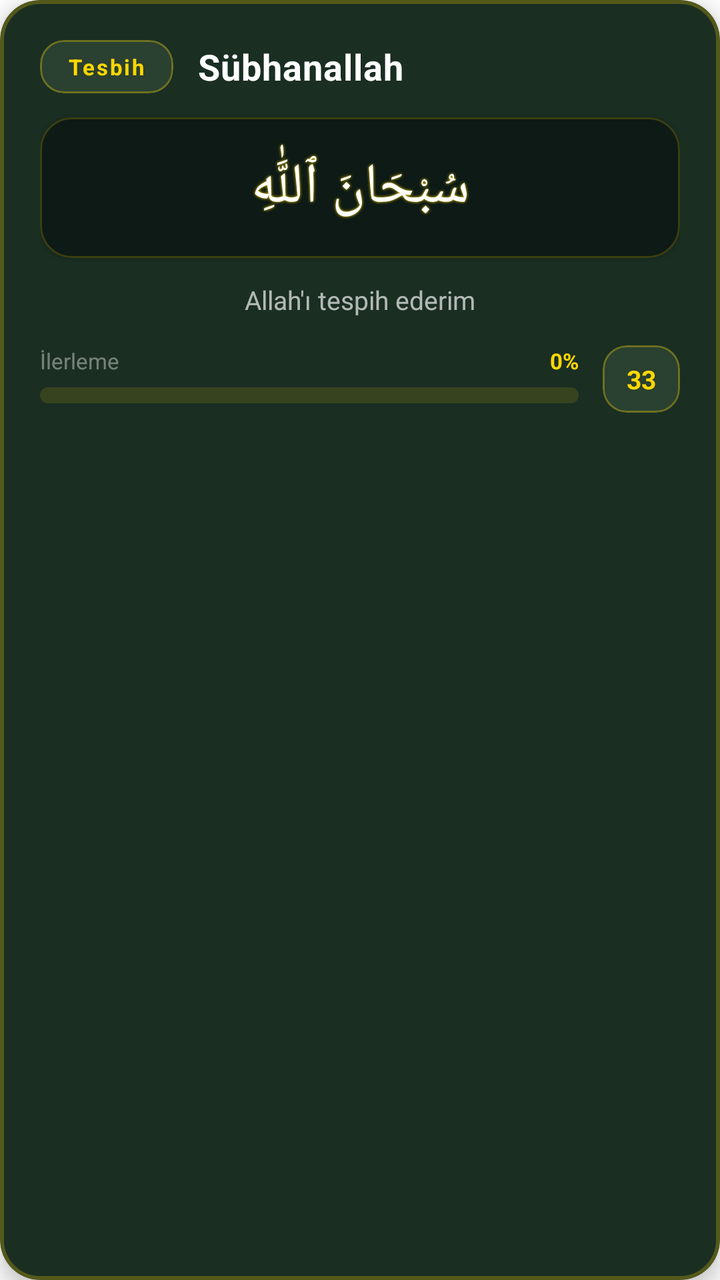
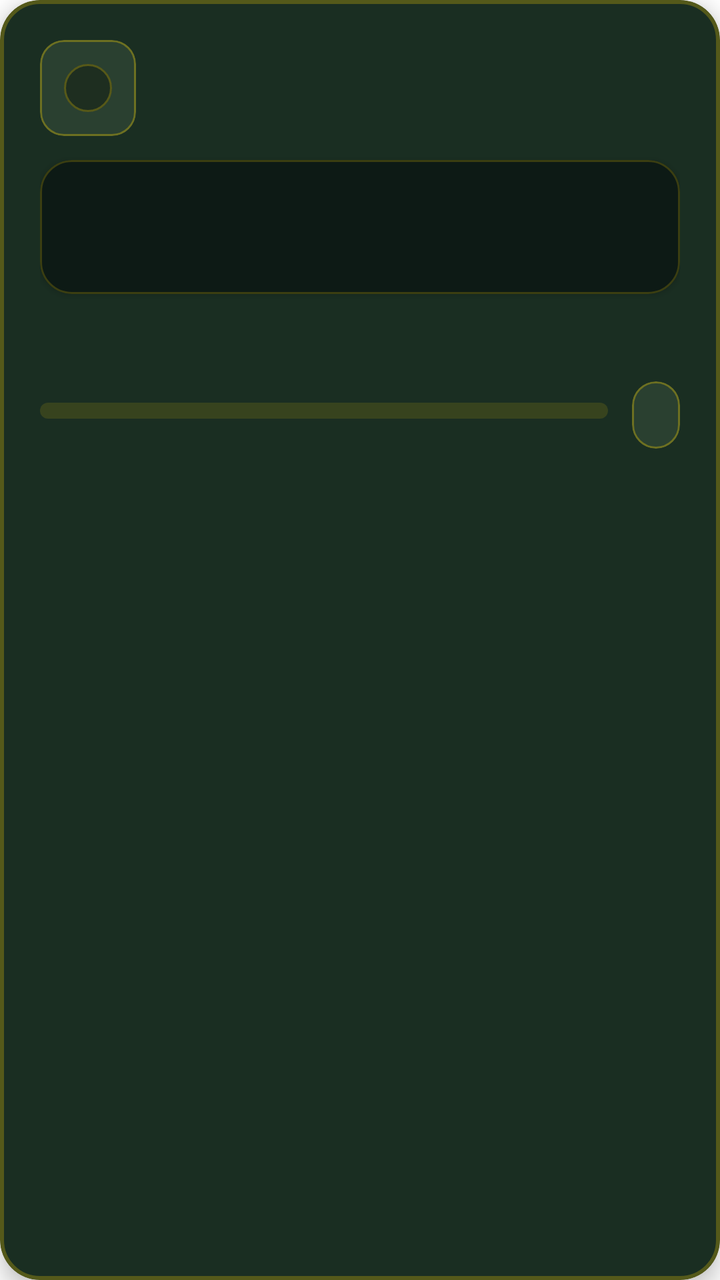

The first picture is an Android layout as it rendered before a commit; the second is the same layout after the commit. The layout source and the unified diff follow.
<!-- AndroidManifest.xml: application theme Theme.IbadetApp -->
<!-- res/layout/item_zikir.xml -->
<?xml version="1.0" encoding="utf-8"?>
<com.google.android.material.card.MaterialCardView
    xmlns:android="http://schemas.android.com/apk/res/android"
    xmlns:app="http://schemas.android.com/apk/res-auto"
    android:layout_width="match_parent"
    android:layout_height="wrap_content"
    android:layout_marginHorizontal="16dp"
    android:layout_marginVertical="8dp"
    app:cardCornerRadius="20dp"
    app:cardElevation="6dp"
    app:cardBackgroundColor="#1A2E22"
    app:strokeColor="#40FFD700"
    app:strokeWidth="2dp">

    <LinearLayout
        android:layout_width="match_parent"
        android:layout_height="wrap_content"
        android:orientation="vertical"
        android:padding="20dp">

        
        <LinearLayout
            android:layout_width="match_parent"
            android:layout_height="wrap_content"
            android:orientation="horizontal"
            android:gravity="center_vertical"
            android:layout_marginBottom="12dp">

            
            <com.google.android.material.card.MaterialCardView
                android:layout_width="wrap_content"
                android:layout_height="wrap_content"
                android:layout_marginEnd="12dp"
                app:cardCornerRadius="12dp"
                app:cardElevation="0dp"
                app:cardBackgroundColor="#2A4030"
                app:strokeColor="#50FFD700"
                app:strokeWidth="1dp">

                <TextView
                    android:id="@+id/tv_zikir_category"
                    android:layout_width="wrap_content"
                    android:layout_height="wrap_content"
                    android:text="Tesbih"
                    android:textSize="11sp"
                    android:textStyle="bold"
                    android:textColor="#FFD700"
                    android:paddingHorizontal="14dp"
                    android:paddingVertical="6dp"
                    android:letterSpacing="0.08" />

            </com.google.android.material.card.MaterialCardView>

            
            <TextView
                android:id="@+id/tv_zikir_translit"
                android:layout_width="0dp"
                android:layout_height="wrap_content"
                android:layout_weight="1"
                android:text="Sübhanallah"
                android:textSize="18sp"
                android:textStyle="bold"
                android:textColor="#FFFFFF"
                android:letterSpacing="0.02" />

            
            <ImageButton
                android:id="@+id/btn_delete"
                android:layout_width="40dp"
                android:layout_height="40dp"
                android:src="@drawable/ic_delete"
                android:background="@drawable/bg_button_gold"
                android:padding="8dp"
                android:visibility="gone"
                android:contentDescription="Sil"
                app:tint="#D32F2F" />

        </LinearLayout>

        
        <com.google.android.material.card.MaterialCardView
            android:layout_width="match_parent"
            android:layout_height="wrap_content"
            android:layout_marginBottom="12dp"
            app:cardCornerRadius="16dp"
            app:cardElevation="2dp"
            app:cardBackgroundColor="#0D1A15"
            app:strokeColor="#30FFD700"
            app:strokeWidth="1dp">

            <TextView
                android:id="@+id/tv_zikir_arabic"
                android:layout_width="match_parent"
                android:layout_height="wrap_content"
                android:text="سُبْحَانَ ٱللَّٰهِ"
                android:textSize="28sp"
                android:textColor="#FFFFFF"
                android:gravity="center"
                android:padding="16dp"
                android:textDirection="rtl"
                android:fontFamily="@font/arabic_font"
                android:lineSpacingMultiplier="1.8"
                android:shadowColor="#FFD700"
                android:shadowDx="0"
                android:shadowDy="0"
                android:shadowRadius="3" />

        </com.google.android.material.card.MaterialCardView>

        
        <TextView
            android:id="@+id/tv_zikir_turkish"
            android:layout_width="match_parent"
            android:layout_height="wrap_content"
            android:text="Allah'ı tespih ederim"
            android:textSize="13sp"
            android:textColor="#AAFFFFFF"
            android:gravity="center"
            android:layout_marginBottom="14dp"
            android:lineSpacingMultiplier="1.3" />

        
        <LinearLayout
            android:layout_width="match_parent"
            android:layout_height="wrap_content"
            android:orientation="horizontal"
            android:gravity="center_vertical">

            
            <LinearLayout
                android:layout_width="0dp"
                android:layout_height="wrap_content"
                android:layout_weight="1"
                android:orientation="vertical"
                android:layout_marginEnd="12dp">

                <LinearLayout
                    android:layout_width="match_parent"
                    android:layout_height="wrap_content"
                    android:orientation="horizontal"
                    android:gravity="center_vertical"
                    android:layout_marginBottom="6dp">

                    <TextView
                        android:id="@+id/tv_progress_label"
                        android:layout_width="wrap_content"
                        android:layout_height="wrap_content"
                        android:text="İlerleme"
                        android:textSize="11sp"
                        android:textColor="#66FFFFFF"
                        android:layout_marginEnd="8dp" />

                    <TextView
                        android:id="@+id/tv_progress_percent"
                        android:layout_width="0dp"
                        android:layout_height="wrap_content"
                        android:layout_weight="1"
                        android:text="0%"
                        android:textSize="11sp"
                        android:textStyle="bold"
                        android:textColor="#FFD700"
                        android:gravity="end" />

                </LinearLayout>

                <com.google.android.material.progressindicator.LinearProgressIndicator
                    android:id="@+id/progress_bar"
                    android:layout_width="match_parent"
                    android:layout_height="8dp"
                    android:layout_marginBottom="4dp"
                    app:trackThickness="8dp"
                    app:trackCornerRadius="4dp"
                    app:indicatorColor="#FFD700"
                    app:trackColor="#20FFD700"
                    app:progress="0"
                    app:max="100" />

            </LinearLayout>

            
            <com.google.android.material.card.MaterialCardView
                android:layout_width="wrap_content"
                android:layout_height="wrap_content"
                app:cardCornerRadius="12dp"
                app:cardElevation="0dp"
                app:cardBackgroundColor="#2A4030"
                app:strokeColor="#50FFD700"
                app:strokeWidth="1dp">

                <TextView
                    android:id="@+id/tv_zikir_target"
                    android:layout_width="wrap_content"
                    android:layout_height="wrap_content"
                    android:text="33"
                    android:textSize="13sp"
                    android:textStyle="bold"
                    android:textColor="#FFD700"
                    android:paddingHorizontal="12dp"
                    android:paddingVertical="8dp" />

            </com.google.android.material.card.MaterialCardView>

        </LinearLayout>

    </LinearLayout>

</com.google.android.material.card.MaterialCardView>
<!-- resources referenced by this layout -->
<resources>
  <!-- drawable bg_button_gold (drawable) -->
  <?xml version="1.0" encoding="utf-8"?>
  <shape xmlns:android="http://schemas.android.com/apk/res/android"
      android:shape="oval">
      <gradient
          android:type="radial"
          android:gradientRadius="100%"
          android:startColor="#FFE066"
          android:endColor="#C8960C" />
      <stroke
          android:width="2dp"
          android:color="#FFF0A0" />
  </shape>
  <!-- drawable ic_delete (drawable) -->
  <?xml version="1.0" encoding="utf-8"?>
  <vector xmlns:android="http://schemas.android.com/apk/res/android"
      android:width="24dp"
      android:height="24dp"
      android:viewportWidth="24"
      android:viewportHeight="24">
      <path
          android:fillColor="@android:color/black"
          android:pathData="M6,19c0,1.1 0.9,2 2,2h8c1.1,0 2,-0.9 2,-2V7H6v12zM19,4h-3.5l-1,-1h-5l-1,1H5v2h14V4z"/>
  </vector>
  <style name="Theme.IbadetApp" parent="Theme.MaterialComponents.DayNight.DarkActionBar">
          <item name="colorPrimary">@color/green_primary</item>
          <item name="colorPrimaryDark">@color/green_dark</item>
          <item name="colorAccent">@color/green_light</item>
          <item name="colorPrimaryVariant">@color/green_dark</item>
          <item name="colorOnPrimary">@color/white</item>
          <item name="colorSecondary">@color/green_light</item>
          <item name="colorOnSecondary">@color/white</item>
          <item name="android:statusBarColor">@color/premium_bg_dark</item>
          <item name="android:navigationBarColor">@color/premium_bg_mid</item>
          <item name="windowActionBar">false</item>
          <item name="windowNoTitle">true</item>
      </style>
  <color name="green_primary">#2E7D32</color>
  <color name="green_dark">#1B5E20</color>
  <color name="green_light">#4CAF50</color>
  <color name="white">#FFFFFF</color>
  <color name="premium_bg_dark">#071410</color>
  <color name="premium_bg_mid">#112218</color>
</resources>

<!-- the commit's change to res/layout/item_zikir.xml (unified diff, before → after) -->
@@ -37,17 +37,16 @@
                 app:strokeColor="#50FFD700"
                 app:strokeWidth="1dp">
 
-                <TextView
+                <com.google.android.material.chip.Chip
                     android:id="@+id/tv_zikir_category"
                     android:layout_width="wrap_content"
                     android:layout_height="wrap_content"
-                    android:text="Tesbih"
-                    android:textSize="11sp"
-                    android:textStyle="bold"
+                    android:textSize="10sp"
                     android:textColor="#FFD700"
-                    android:paddingHorizontal="14dp"
-                    android:paddingVertical="6dp"
-                    android:letterSpacing="0.08" />
+                    app:chipBackgroundColor="#1E2E20"
+                    app:chipStrokeColor="#40FFD700"
+                    app:chipStrokeWidth="1dp"
+                    app:chipMinHeight="24dp" />
 
             </com.google.android.material.card.MaterialCardView>
 
@@ -57,7 +56,6 @@
                 android:layout_width="0dp"
                 android:layout_height="wrap_content"
                 android:layout_weight="1"
-                android:text="Sübhanallah"
                 android:textSize="18sp"
                 android:textStyle="bold"
                 android:textColor="#FFFFFF"
@@ -66,14 +64,14 @@
             
             <ImageButton
                 android:id="@+id/btn_delete"
-                android:layout_width="40dp"
-                android:layout_height="40dp"
+                android:layout_width="36dp"
+                android:layout_height="36dp"
                 android:src="@drawable/ic_delete"
-                android:background="@drawable/bg_button_gold"
+                android:background="?attr/selectableItemBackgroundBorderless"
                 android:padding="8dp"
                 android:visibility="gone"
                 android:contentDescription="Sil"
-                app:tint="#D32F2F" />
+                app:tint="#88EE6B6B" />
 
         </LinearLayout>
 
@@ -92,8 +90,7 @@
                 android:id="@+id/tv_zikir_arabic"
                 android:layout_width="match_parent"
                 android:layout_height="wrap_content"
-                android:text="سُبْحَانَ ٱللَّٰهِ"
-                android:textSize="28sp"
+                android:textSize="26sp"
                 android:textColor="#FFFFFF"
                 android:gravity="center"
                 android:padding="16dp"
@@ -112,7 +109,6 @@
             android:id="@+id/tv_zikir_turkish"
             android:layout_width="match_parent"
             android:layout_height="wrap_content"
-            android:text="Allah'ı tespih ederim"
             android:textSize="13sp"
             android:textColor="#AAFFFFFF"
             android:gravity="center"
@@ -134,46 +130,17 @@
                 android:orientation="vertical"
                 android:layout_marginEnd="12dp">
 
-                <LinearLayout
-                    android:layout_width="match_parent"
-                    android:layout_height="wrap_content"
-                    android:orientation="horizontal"
-                    android:gravity="center_vertical"
-                    android:layout_marginBottom="6dp">
-
-                    <TextView
-                        android:id="@+id/tv_progress_label"
-                        android:layout_width="wrap_content"
-                        android:layout_height="wrap_content"
-                        android:text="İlerleme"
-                        android:textSize="11sp"
-                        android:textColor="#66FFFFFF"
-                        android:layout_marginEnd="8dp" />
-
-                    <TextView
-                        android:id="@+id/tv_progress_percent"
-                        android:layout_width="0dp"
-                        android:layout_height="wrap_content"
-                        android:layout_weight="1"
-                        android:text="0%"
-                        android:textSize="11sp"
-                        android:textStyle="bold"
-                        android:textColor="#FFD700"
-                        android:gravity="end" />
-
-                </LinearLayout>
-
                 <com.google.android.material.progressindicator.LinearProgressIndicator
                     android:id="@+id/progress_bar"
                     android:layout_width="match_parent"
                     android:layout_height="8dp"
                     android:layout_marginBottom="4dp"
+                    android:progress="0"
+                    android:max="100"
                     app:trackThickness="8dp"
                     app:trackCornerRadius="4dp"
                     app:indicatorColor="#FFD700"
-                    app:trackColor="#20FFD700"
-                    app:progress="0"
-                    app:max="100" />
+                    app:trackColor="#20FFD700" />
 
             </LinearLayout>
 
@@ -191,7 +158,6 @@
                     android:id="@+id/tv_zikir_target"
                     android:layout_width="wrap_content"
                     android:layout_height="wrap_content"
-                    android:text="33"
                     android:textSize="13sp"
                     android:textStyle="bold"
                     android:textColor="#FFD700"
<!-- resource entries referenced after the edit -->
@@ -1,18 +1,5 @@
 <!-- resources referenced by this layout -->
 <resources>
-  <!-- drawable bg_button_gold (drawable) -->
-  <?xml version="1.0" encoding="utf-8"?>
-  <shape xmlns:android="http://schemas.android.com/apk/res/android"
-      android:shape="oval">
-      <gradient
-          android:type="radial"
-          android:gradientRadius="100%"
-          android:startColor="#FFE066"
-          android:endColor="#C8960C" />
-      <stroke
-          android:width="2dp"
-          android:color="#FFF0A0" />
-  </shape>
   <!-- drawable ic_delete (drawable) -->
   <?xml version="1.0" encoding="utf-8"?>
   <vector xmlns:android="http://schemas.android.com/apk/res/android"
